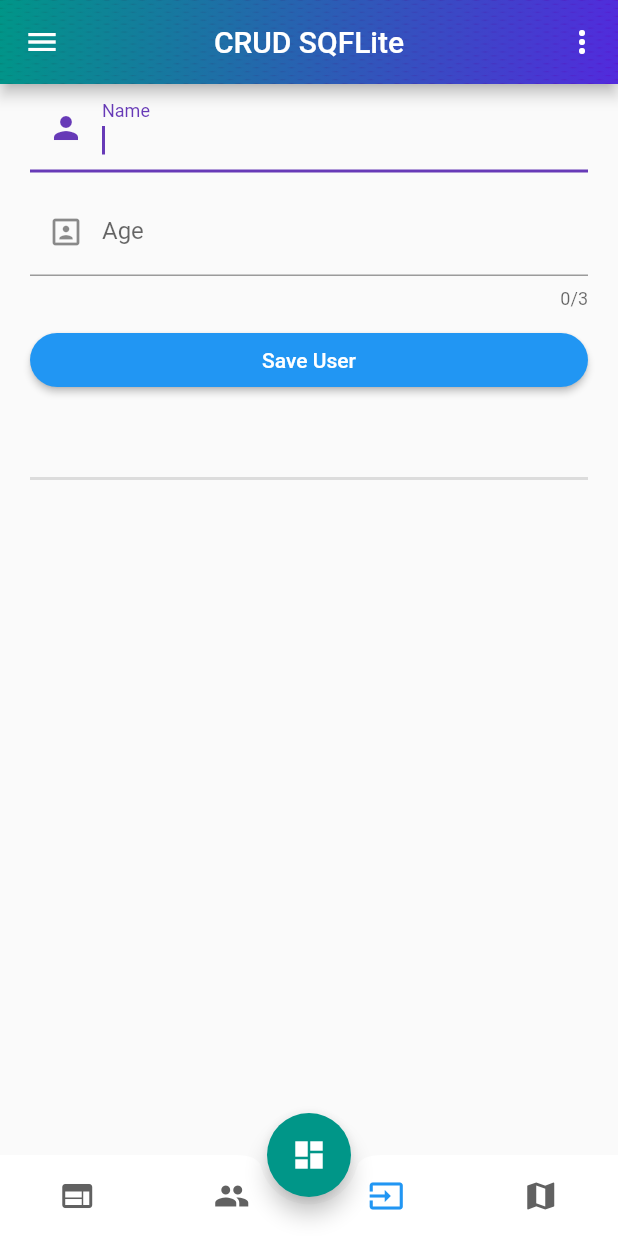
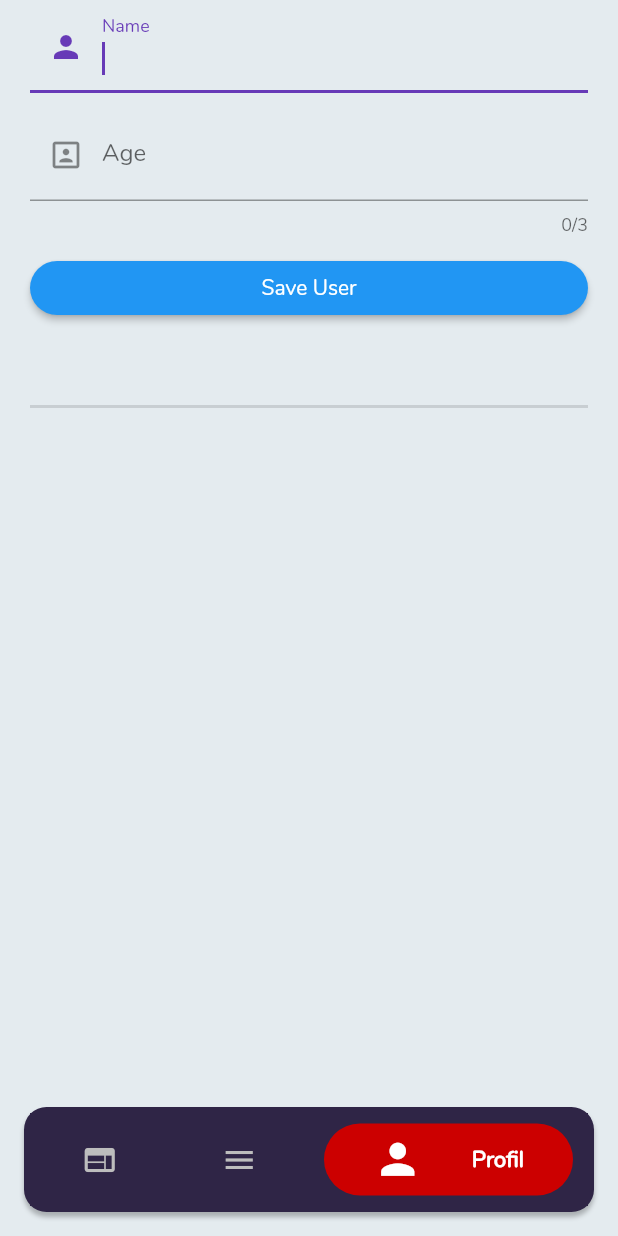
Before and after one commit to rafhoerdeft/RTLH_Flutter, a Flutter app: the TemplatePage screen opened by its route, swiped to page 3, on a phone screen of 412 x 824 dp. Run offline on Flutter 3.47's test engine with Material 2 defaults, Android fonts, the phone set to English and light mode, and no system bars; drawn by our look-alikes of bubble_bottom_bar; our stand-ins replace carousel_slider, double_back_to_close_app, email_validator, flutter_slidable, flutter_speed_dial, flutter_spinkit and 11 more; missing offline and left inert: division, get_ip, slide_button; accounts and stored records are empty.

Commit message:
ui dashboard

```diff
--- a/lib/config/api_config.dart
+++ b/lib/config/api_config.dart
@@ -1,4 +1,4 @@
-String api_rtlh = "http://192.168.118.198";
+String api_rtlh = "http://192.168.118.136";
 
 Map<String, String> requestHeader = {
   'Content-type': 'application/json',
--- a/lib/controller/template_controller.dart
+++ b/lib/controller/template_controller.dart
@@ -2,19 +2,19 @@ import 'package:flutter/material.dart';
 import 'package:get/get.dart';
 
 class TemplateController extends GetxController {
-  int page_active = 0;
+  final page_active = 0.obs;
   final title = 'Dahsboard'.obs;
   PageController pageCtrl = PageController(initialPage: 0);
 
   changePage(val, ttl) {
-    page_active = val;
+    page_active.value = val;
     // pageCtrl.animateToPage(
     //   val,
     //   duration: Duration(milliseconds: 500),
     //   curve: Curves.ease,
     // );
     // print(page_active);
-    pageCtrl.jumpToPage(page_active);
+    pageCtrl.jumpToPage(page_active.value);
     update();
     title.value = ttl;
   }
@@ -24,6 +24,7 @@ class PagesList {
   final Widget page;
   final dynamic icon;
   final String title;
+  final dynamic color;
 
-  PagesList({this.page, this.icon, this.title});
+  PagesList({this.page, this.icon, this.title, this.color});
 }
--- a/lib/main.dart
+++ b/lib/main.dart
@@ -27,10 +27,16 @@ class RtlhApp extends StatelessWidget {
       DeviceOrientation.portraitUp,
     ]);
 
+    SystemChrome.setSystemUIOverlayStyle(SystemUiOverlayStyle(
+      statusBarColor: Color(0xFF2f2546),
+      // statusBarBrightness: Brightness.dark,
+    ));
+
     return GetMaterialApp(
       debugShowCheckedModeBanner: false,
       title: 'Latihan Login',
       theme: ThemeData(
+        fontFamily: 'Nunito',
         // accentColor: Colors.grey[800],
         // brightness: Brightness.dark,
         // primarySwatch: Colors.grey,
--- a/lib/ui/template.dart
+++ b/lib/ui/template.dart
@@ -1,11 +1,13 @@
+import 'package:bubble_bottom_bar/bubble_bottom_bar.dart';
 import 'package:double_back_to_close_app/double_back_to_close_app.dart';
 import 'package:flutter/material.dart';
 import 'package:flutter_speed_dial/flutter_speed_dial.dart';
 import 'package:get/get.dart';
+// import 'package:latihan_bloc/ui/page/main_page.dart';
 import '../config/routes/router_name.dart';
 import '../controller/template_controller.dart';
-import '../shared/login_shared.dart';
-import '../ui/page/map_page.dart';
+// import '../shared/login_shared.dart';
+// import '../ui/page/map_page.dart';
 import '../ui/page/crud_page.dart';
 import '../ui/page/dashboard_page.dart';
 import '../ui/page/profil_page.dart';
@@ -21,47 +23,50 @@ class _TemplatePageState extends State<TemplatePage> {
   final TemplateController tmp = Get.put(TemplateController());
 
   final List<PagesList> pagesList = [
-    PagesList(page: DashboardPage(), icon: Icons.web, title: 'Dashboard'),
-    PagesList(page: ProfilPage(), icon: Icons.people, title: 'Profil'),
-    PagesList(page: CrudPage(), icon: Icons.input, title: 'CRUD SQFLite'),
-    PagesList(page: MapPage(), icon: Icons.map, title: 'Map'),
+    PagesList(
+      page: DashboardPage(),
+      icon: Icons.web,
+      title: 'Dashboard',
+      color: Color(0xFFcc0000),
+    ),
+    PagesList(
+      page: ProfilPage(),
+      icon: Icons.menu,
+      title: 'RTLH',
+      color: Color(0xFFcc0000),
+    ),
+    PagesList(
+      page: CrudPage(),
+      icon: Icons.person,
+      title: 'Profil',
+      color: Color(0xFFcc0000),
+    ),
+    // PagesList(
+    //   page: MapPage(),
+    //   icon: Icons.map,
+    //   title: 'Map',
+    //   color: Color(0xFFcc0000),
+    // ),
   ];
 
   @override
   Widget build(BuildContext context) {
     var _appBar = AppBar(
-      backgroundColor: Colors.teal,
-      leading: IconButton(
-        icon: Icon(Icons.menu),
-        onPressed: () {
-          _scaffoldKey.currentState.openDrawer();
-        },
-      ),
+      backgroundColor: Color(0xFF2f2546),
+      // leading: IconButton(
+      //   icon: Icon(Icons.menu),
+      //   onPressed: () {
+      //     _scaffoldKey.currentState.openDrawer();
+      //   },
+      // ),
       title: Obx(() => Text("${tmp.title}")),
       centerTitle: true,
-      actions: <Widget>[
-        IconButton(
-          icon: Icon(Icons.more_vert),
-          onPressed: () {},
-        ),
-      ],
-      flexibleSpace: Container(
-        decoration: BoxDecoration(
-          gradient: LinearGradient(
-            colors: [Colors.teal, Color(0xff6610f2)],
-            begin: FractionalOffset.topLeft,
-            end: FractionalOffset.bottomRight,
-          ),
-          image: DecorationImage(
-            image: AssetImage('assets/img/background/pattern-dot.png'),
-            fit: BoxFit.fill,
-            repeat: ImageRepeat.repeat,
-            //make trasparent
-            colorFilter: ColorFilter.mode(
-                Colors.teal.withOpacity(0.2), BlendMode.dstATop),
-          ),
-        ),
-      ),
+      // actions: <Widget>[
+      //   IconButton(
+      //     icon: Icon(Icons.more_vert),
+      //     onPressed: () {},
+      //   ),
+      // ],
     );
 
     var _headerSideNav = DrawerHeader(
@@ -74,32 +79,6 @@ class _TemplatePageState extends State<TemplatePage> {
             style: TextStyle(color: Colors.white),
           ),
           Text('Tetek mak lampir gede', style: TextStyle(color: Colors.white))
-        ],
-      ),
-    );
-
-    var _sideNav = Drawer(
-      child: ListView(
-        children: <Widget>[
-          _headerSideNav,
-          ListTile(
-            title: Text('Tutorial'),
-            leading: Icon(Icons.filter),
-            onTap: () {},
-          ),
-          ListTile(
-            title: Text('About'),
-            leading: Icon(Icons.face),
-            onTap: () {},
-          ),
-          ListTile(
-            title: Text('SIgn Out'),
-            leading: Icon(Icons.settings_power),
-            onTap: () {
-              logout();
-              Get.offAllNamed(LoginRoute);
-            },
-          ),
         ],
       ),
     );
@@ -150,7 +129,7 @@ class _TemplatePageState extends State<TemplatePage> {
               padding: EdgeInsets.all(15),
               icon: Icon(
                 pg.value.icon,
-                color: (val.page_active == pg.key)
+                color: (val.page_active.value == pg.key)
                     ? Colors.blue
                     : Colors.grey[700],
               ),
@@ -159,6 +138,59 @@ class _TemplatePageState extends State<TemplatePage> {
               },
             );
           }).toList(),
+        ),
+      ),
+    );
+
+    var _bubbleNav = Container(
+      padding: EdgeInsets.all(16.0),
+      child: Container(
+        padding: EdgeInsets.all(4.0),
+        decoration: BoxDecoration(
+          color: Color(0xFF2F2546),
+          boxShadow: [
+            BoxShadow(
+                color: Colors.black26,
+                blurRadius: 2.0,
+                offset: Offset(0.0, 3.0))
+          ],
+          borderRadius: BorderRadius.all(
+            Radius.circular(15.0),
+          ),
+        ),
+        // color: Colors.black26,
+        child: Obx(
+          () => BubbleBottomBar(
+            backgroundColor: Color(0xFF2F2546),
+            hasNotch: false,
+            // fabLocation: BubbleBottomBarFabLocation.end,
+            opacity: 1.0,
+            currentIndex: tmp.page_active.value,
+            onTap: (index) {
+              tmp.changePage(index, pagesList[index].title);
+            },
+            borderRadius: BorderRadius.circular(
+                15), //border radius doesn't work when the notch is enabled.
+            elevation: 0,
+            items: pagesList.asMap().entries.map((pg) {
+              return BubbleBottomBarItem(
+                backgroundColor: pg.value.color,
+                icon: Icon(
+                  pg.value.icon,
+                  color: Colors.grey[400],
+                ),
+                activeIcon: Icon(
+                  pg.value.icon,
+                  color: Colors.white,
+                  size: 33,
+                ),
+                title: Text(
+                  pg.value.title,
+                  style: TextStyle(color: Colors.white, fontSize: 15),
+                ),
+              );
+            }).toList(),
+          ),
         ),
       ),
     );
@@ -194,16 +226,17 @@ class _TemplatePageState extends State<TemplatePage> {
     );
 
     return Scaffold(
+      backgroundColor: Color(0xFFe4ebef),
       key: _scaffoldKey,
-      appBar: _appBar,
+      // appBar: _appBar,
+      extendBody: true,
       body: DoubleBackToCloseApp(
         snackBar: closeSnackBar(),
         child: _body,
       ),
-      bottomNavigationBar: _bottomNav,
-      drawer: _sideNav,
-      floatingActionButton: _fab,
-      floatingActionButtonLocation: FloatingActionButtonLocation.centerDocked,
+      bottomNavigationBar: _bubbleNav,
+      // floatingActionButton: _fab,
+      // floatingActionButtonLocation: FloatingActionButtonLocation.endDocked,
     );
   }
 }
--- a/pubspec.yaml
+++ b/pubspec.yaml
@@ -23,11 +23,13 @@ environment:
 dependencies:
   flutter:
     sdk: flutter
+  bubble_bottom_bar: ^1.2.0
   carousel_slider: ^2.2.1
   cupertino_icons: ^0.1.3
   division: ^0.8.8
   double_back_to_close_app: ^1.2.0
   email_validator: ^1.0.5
+  floating_bottom_navigation_bar: ^1.4.1
   flutter_slidable: ^0.5.3
   flutter_speed_dial: ^1.2.5
   flutter_spinkit: ^4.1.2
```
Also changed, not shown: lib/ui/page/dashboard_page.dart (+73 -2 lines), lib/ui/page/main_page.dart (+17 -17 lines), pubspec.lock.
